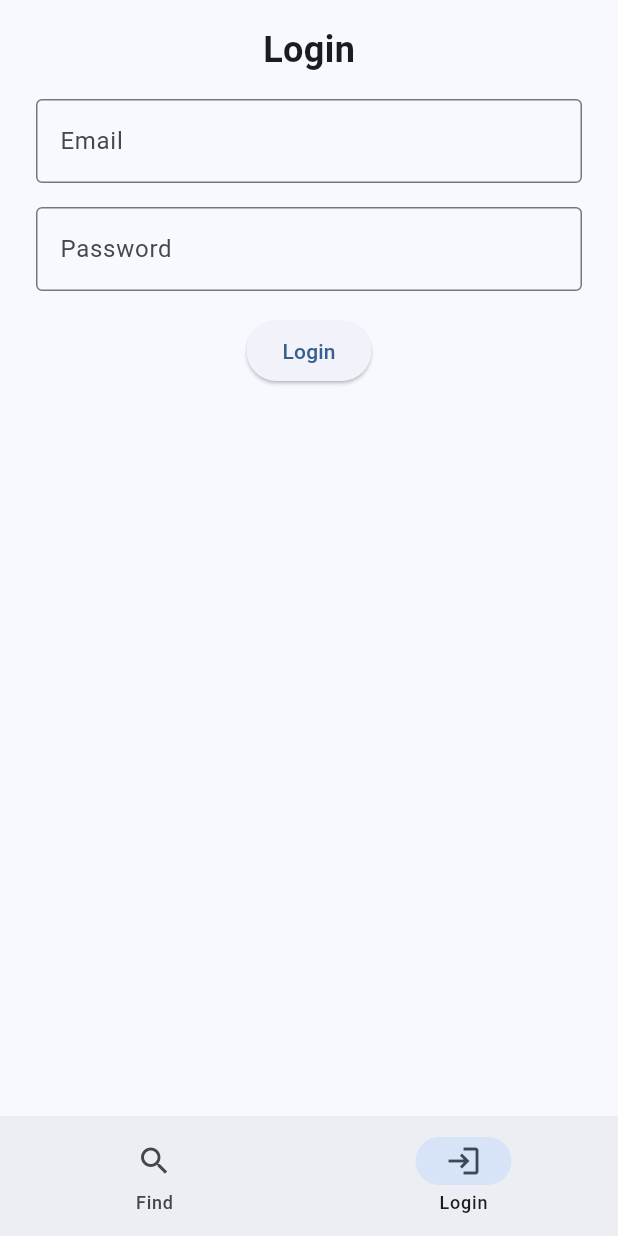
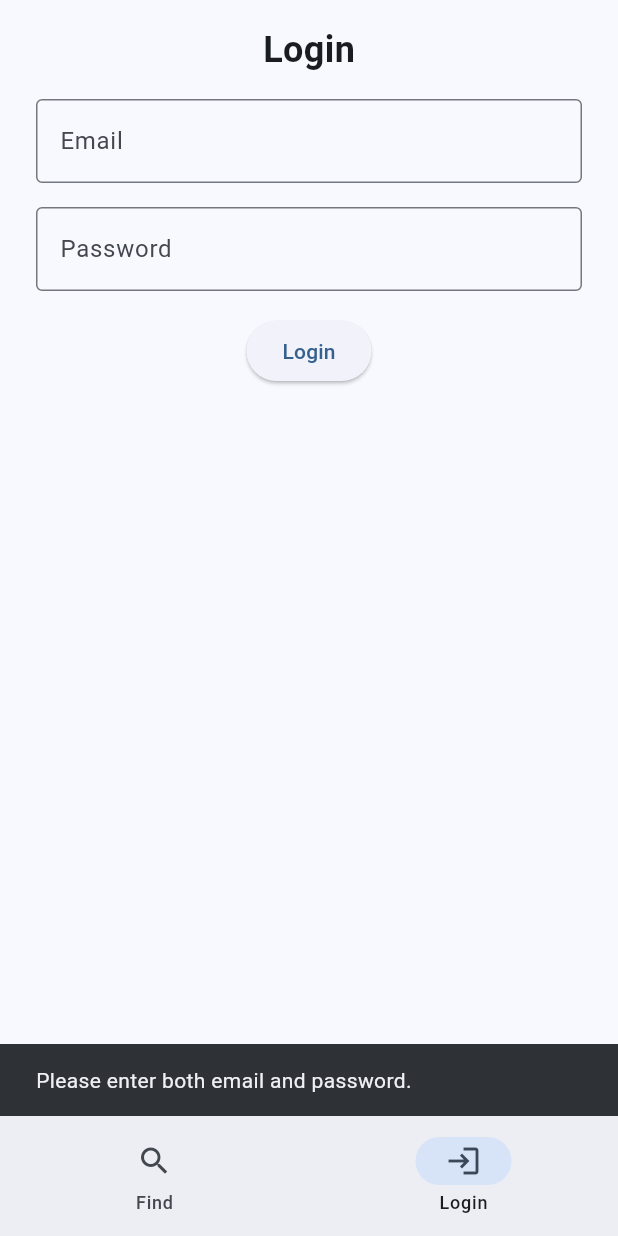
Before and after one commit to Kayxue/WorkingSystemApp, a Flutter app: the screen it shows after launch, item 2 of the bottom bar chosen, after a tap on "Login", on a phone screen of 412 x 824 dp. Run offline on Flutter 3.47's test engine with Material 3 defaults, Android fonts, the phone set to English and light mode, and no system bars; our stand-ins replace shared_preferences.

Commit message:
Finish login logic

```diff
--- a/lib/Pages/Login.dart
+++ b/lib/Pages/Login.dart
@@ -1,4 +1,5 @@
 import 'package:flutter/material.dart';
+import 'package:http/http.dart' as http;
 
 class Login extends StatefulWidget {
   final Function(String key) setSessionKey;
@@ -19,6 +20,39 @@ class _LoginState extends State<Login> {
   String password = "";
 
   _LoginState();
+
+  void login() async {
+    if (email.isNotEmpty && password.isNotEmpty) {
+      Map<String, String> body = {"email": email, "password": password};
+      final response = await http.post(
+        Uri.parse(
+          "http://0.0.0.0:3000/user/login",
+        ),
+        headers: {"platform": "mobile"},
+        body: body,
+      );
+      if (!mounted) return;
+      if (response.statusCode != 200) {
+        ScaffoldMessenger.of(context).showSnackBar(
+          SnackBar(content: Text("Login failed. Please try again.")),
+        );
+        return;
+      }
+      var cookie = response.headers["set-cookie"];
+      if (cookie != null) {
+        widget.updateIndex(0);
+        widget.setSessionKey(cookie);
+      } else {
+        ScaffoldMessenger.of(context).showSnackBar(
+          SnackBar(content: Text("Login failed. No session cookie received.")),
+        );
+      }
+    } else {
+      ScaffoldMessenger.of(context).showSnackBar(
+        SnackBar(content: Text("Please enter both email and password.")),
+      );
+    }
+  }
 
   @override
   Widget build(BuildContext context) {
@@ -58,7 +92,7 @@ class _LoginState extends State<Login> {
             obscureText: true,
           ),
           SizedBox(height: 16),
-          ElevatedButton(onPressed: () {}, child: Text("Login")),
+          ElevatedButton(onPressed: () {login();}, child: Text("Login")),
         ],
       ),
     );
--- a/lib/main.dart
+++ b/lib/main.dart
@@ -5,6 +5,7 @@ import 'package:working_system_app/Pages/Login.dart';
 import 'package:working_system_app/Pages/Personal.dart';
 import 'package:working_system_app/Pages/Schedule.dart';
 import 'package:working_system_app/Widget/bottomBar.dart';
+import 'package:http/http.dart' as http;
 
 void main() {
   runApp(const MyApp());
@@ -64,10 +65,26 @@ class _ApplicationBaseState extends State<ApplicationBase> {
   @override
   void initState() {
     super.initState();
-    prefs.then((SharedPreferences preferences) {
-      setState(() {
-        sessionKey = preferences.getString('sessionKey') ?? '';
-      });
+    prefs.then((SharedPreferences preferences) async {
+      String? storedSessionKey = preferences.getString('sessionKey');
+      if (storedSessionKey != null && storedSessionKey.isNotEmpty) {
+        final response = await http.get(
+          Uri.parse("http://0.0.0.0:3000/user/profile"),
+          headers: {
+            "platform": "mobile",
+            "cookie": storedSessionKey,
+          },
+        );
+        if (response.statusCode != 200) {
+          clearSessionKey();
+          return;
+        }
+        setState(() {
+          sessionKey = storedSessionKey;
+        });
+      } else {
+        clearSessionKey();
+      }
     });
   }
 
--- a/pubspec.yaml
+++ b/pubspec.yaml
@@ -36,6 +36,7 @@ dependencies:
   cupertino_icons: ^1.0.8
   niku: ^2.4.3
   shared_preferences: ^2.5.3
+  http: ^1.4.0
 
 dev_dependencies:
   flutter_test:
```
Also changed, not shown: pubspec.lock.
